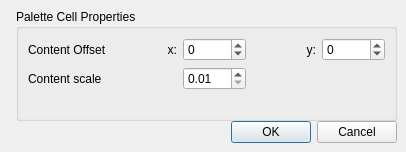
musescore/musescore-old, file mscore/mscore/cellproperties.ui: the form before one commit.
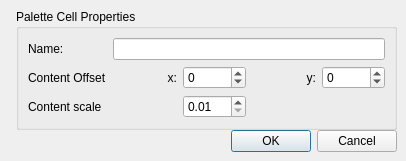
The form after the commit. Icons and pictures are not drawn.

```diff
--- a/mscore/mscore/cellproperties.ui
+++ b/mscore/mscore/cellproperties.ui
@@ -50,14 +50,44 @@
         <bool>false</bool>
        </property>
        <layout class="QGridLayout" name="gridLayout">
-        <item row="0" column="0">
+        <item row="1" column="3">
+         <widget class="QLabel" name="label_4">
+          <property name="text">
+           <string>y:</string>
+          </property>
+          <property name="alignment">
+           <set>Qt::AlignRight|Qt::AlignTrailing|Qt::AlignVCenter</set>
+          </property>
+         </widget>
+        </item>
+        <item row="1" column="4">
+         <widget class="QSpinBox" name="yoffset">
+          <property name="minimum">
+           <number>-1000</number>
+          </property>
+          <property name="maximum">
+           <number>1000</number>
+          </property>
+         </widget>
+        </item>
+        <item row="1" column="1">
+         <widget class="QLabel" name="label_2">
+          <property name="text">
+           <string>x:</string>
+          </property>
+          <property name="alignment">
+           <set>Qt::AlignRight|Qt::AlignTrailing|Qt::AlignVCenter</set>
+          </property>
+         </widget>
+        </item>
+        <item row="1" column="0">
          <widget class="QLabel" name="label">
           <property name="text">
            <string>Content Offset</string>
           </property>
          </widget>
         </item>
-        <item row="0" column="2">
+        <item row="1" column="2">
          <widget class="QSpinBox" name="xoffset">
           <property name="minimum">
            <number>-1000</number>
@@ -67,7 +97,7 @@
           </property>
          </widget>
         </item>
-        <item row="2" column="0">
+        <item row="3" column="0">
          <spacer name="verticalSpacer">
           <property name="orientation">
            <enum>Qt::Vertical</enum>
@@ -80,44 +110,14 @@
           </property>
          </spacer>
         </item>
-        <item row="0" column="3">
-         <widget class="QLabel" name="label_4">
-          <property name="text">
-           <string>y:</string>
-          </property>
-          <property name="alignment">
-           <set>Qt::AlignRight|Qt::AlignTrailing|Qt::AlignVCenter</set>
-          </property>
-         </widget>
-        </item>
-        <item row="0" column="4">
-         <widget class="QSpinBox" name="yoffset">
-          <property name="minimum">
-           <number>-1000</number>
-          </property>
-          <property name="maximum">
-           <number>1000</number>
-          </property>
-         </widget>
-        </item>
-        <item row="0" column="1">
-         <widget class="QLabel" name="label_2">
-          <property name="text">
-           <string>x:</string>
-          </property>
-          <property name="alignment">
-           <set>Qt::AlignRight|Qt::AlignTrailing|Qt::AlignVCenter</set>
-          </property>
-         </widget>
-        </item>
-        <item row="1" column="0">
+        <item row="2" column="0">
          <widget class="QLabel" name="label_5">
           <property name="text">
            <string>Content scale</string>
           </property>
          </widget>
         </item>
-        <item row="1" column="2">
+        <item row="2" column="2">
          <widget class="QDoubleSpinBox" name="scale">
           <property name="minimum">
            <double>0.010000000000000</double>
@@ -130,6 +130,16 @@
           </property>
          </widget>
         </item>
+        <item row="0" column="0">
+         <widget class="QLabel" name="label_6">
+          <property name="text">
+           <string>Name:</string>
+          </property>
+         </widget>
+        </item>
+        <item row="0" column="1" colspan="4">
+         <widget class="QLineEdit" name="name"/>
+        </item>
        </layout>
       </widget>
      </item>
```
